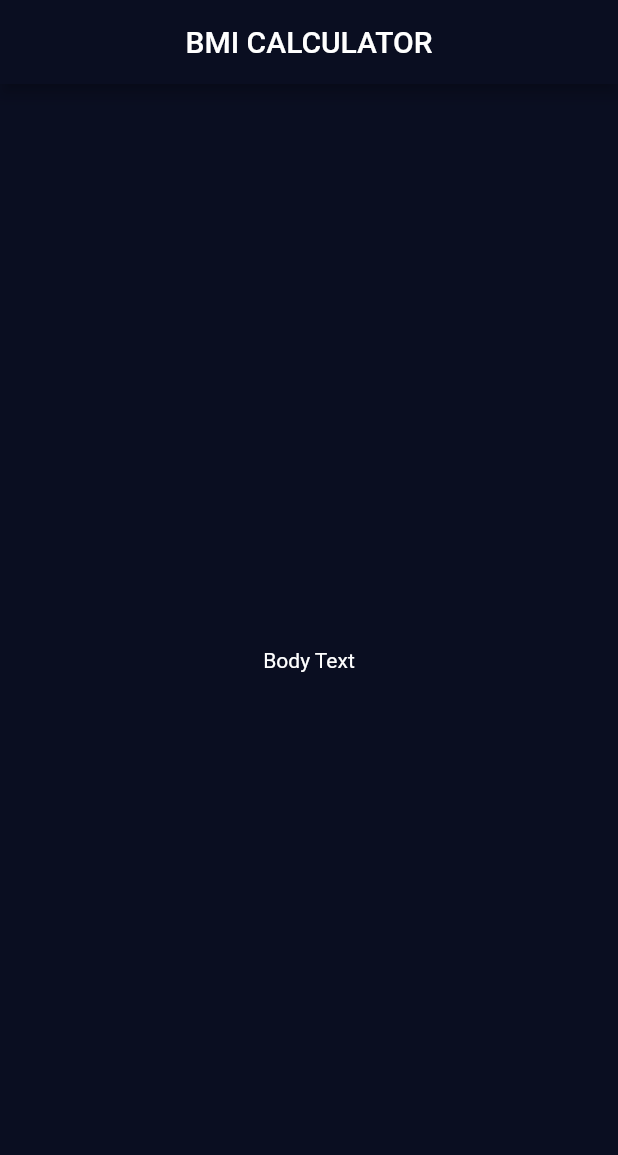
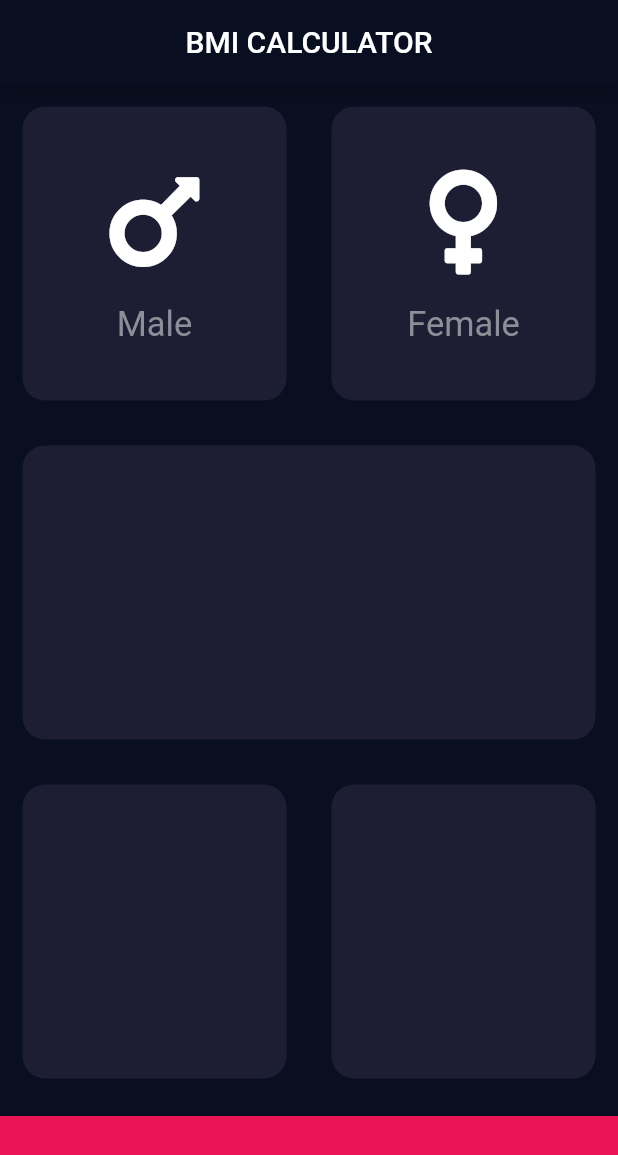
Before and after one commit to AliE99/bmi-calculator, a Flutter app: the screen it shows after launch, on a phone screen of 412 x 824 dp. Shown: the top 1155 px of the screen. Run offline on Flutter 3.47's test engine with Material 2 defaults, Android fonts, the phone set to English and light mode, and no system bars; our stand-ins replace font_awesome_flutter.

Commit message:
Feature/gender card and reusable card are added to the project

```diff
--- /dev/null
+++ b/lib/gender_card.dart
@@ -0,0 +1,31 @@
+import 'package:flutter/material.dart';
+
+class GenderCard extends StatelessWidget {
+  final String label;
+  final IconData icon;
+
+  GenderCard({required this.label, required this.icon});
+
+  @override
+  Widget build(BuildContext context) {
+    return Column(
+      mainAxisAlignment: MainAxisAlignment.center,
+      children: <Widget>[
+        Icon(
+          icon,
+          size: 80.0,
+        ),
+        SizedBox(
+          height: 15.0,
+        ),
+        Text(
+          label,
+          style: TextStyle(
+            fontSize: 23.0,
+            color: Color(0xFF8D8E98),
+          ),
+        ),
+      ],
+    );
+  }
+}
--- a/lib/input_page.dart
+++ b/lib/input_page.dart
@@ -1,4 +1,12 @@
 import 'package:flutter/material.dart';
+import 'package:font_awesome_flutter/font_awesome_flutter.dart';
+
+import 'gender_card.dart';
+import 'reusable_card.dart';
+
+const double bottomContainerWidth = 80.0;
+const Color activeCardColor = Color(0xFF1D1E33);
+const Color bottomContainerColor = Color(0xFFEB1555);
 
 class InputPage extends StatefulWidget {
   @override
@@ -9,13 +17,66 @@ class _InputPageState extends State<InputPage> {
   @override
   Widget build(BuildContext context) {
     return Scaffold(
-      appBar: AppBar(
-        brightness: Brightness.dark,
-        title: Center(child: Text('BMI CALCULATOR')),
-      ),
-      body: Center(
-        child: Text('Body Text'),
-      ),
-    );
+        appBar: AppBar(
+          brightness: Brightness.dark,
+          title: Center(
+            child: Text('BMI CALCULATOR'),
+          ),
+        ),
+        body: Column(
+          children: <Widget>[
+            Expanded(
+              child: Row(
+                children: <Widget>[
+                  Expanded(
+                    child: ReusableCard(
+                      colour: activeCardColor,
+                      cardChild: GenderCard(
+                        label: 'Male',
+                        icon: FontAwesomeIcons.mars,
+                      ),
+                    ),
+                  ),
+                  Expanded(
+                    child: ReusableCard(
+                      colour: activeCardColor,
+                      cardChild: GenderCard(
+                        label: 'Female',
+                        icon: FontAwesomeIcons.venus,
+                      ),
+                    ),
+                  ),
+                ],
+              ),
+            ),
+            Expanded(
+              child: ReusableCard(
+                colour: activeCardColor,
+              ),
+            ),
+            Expanded(
+              child: Row(
+                children: <Widget>[
+                  Expanded(
+                    child: ReusableCard(
+                      colour: activeCardColor,
+                    ),
+                  ),
+                  Expanded(
+                    child: ReusableCard(
+                      colour: activeCardColor,
+                    ),
+                  ),
+                ],
+              ),
+            ),
+            Container(
+              color: bottomContainerColor,
+              height: bottomContainerWidth,
+              width: double.infinity,
+              margin: EdgeInsets.only(top: 10.0),
+            )
+          ],
+        ));
   }
 }
--- /dev/null
+++ b/lib/reusable_card.dart
@@ -0,0 +1,19 @@
+import 'package:flutter/material.dart';
+
+class ReusableCard extends StatelessWidget {
+  final Color colour;
+  final Widget? cardChild;
+  ReusableCard({required this.colour, this.cardChild});
+
+  @override
+  Widget build(BuildContext context) {
+    return Container(
+      child: cardChild,
+      margin: EdgeInsets.all(15.0),
+      decoration: BoxDecoration(
+        borderRadius: BorderRadius.circular(15.0),
+        color: colour,
+      ),
+    );
+  }
+}
--- a/pubspec.yaml
+++ b/pubspec.yaml
@@ -17,6 +17,7 @@ dependencies:
 
 
   cupertino_icons: ^1.0.2
+  font_awesome_flutter: ^9.1.0
 
 dev_dependencies:
   flutter_test:
```
Also changed, not shown: pubspec.lock.
